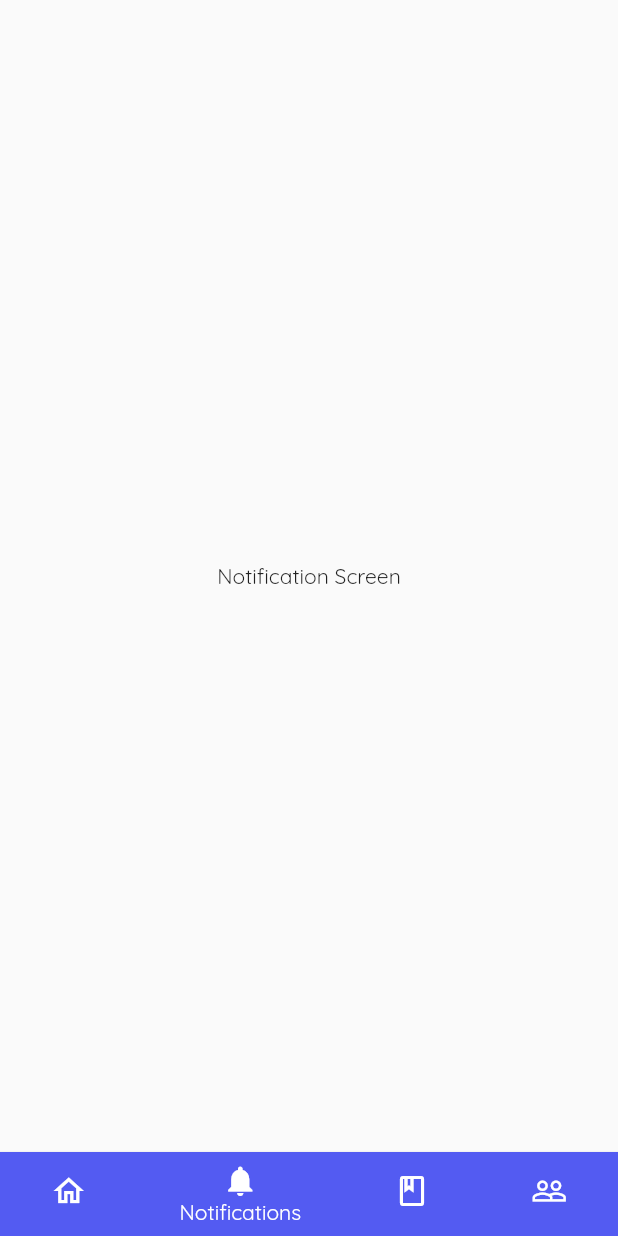
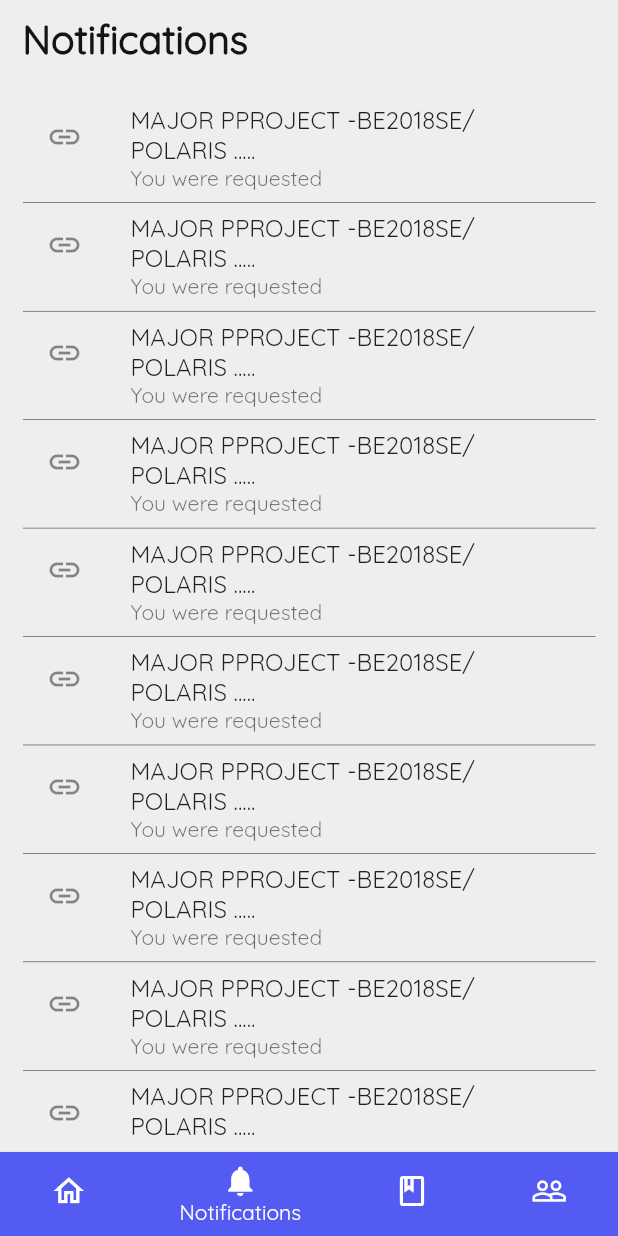
Before and after one commit to Polaris-Suite/polaris_suite_app, a Flutter app: the screen it shows after launch, item 2 of the bottom bar chosen, on a phone screen of 412 x 824 dp. Run offline on Flutter 3.47's test engine with Material 2 defaults, Android fonts, the phone set to English and light mode, and no system bars; our stand-ins replace another_flushbar, shared_preferences.

Commit message:
notification static page

```diff
--- a/lib/view/screens/home_screens.dart
+++ b/lib/view/screens/home_screens.dart
@@ -64,6 +64,7 @@
                           ],
                         )
                       : TextFormField(
+                          controller: _searchTextController,
                           decoration: InputDecoration(
                               border: const OutlineInputBorder(),
                               hintText: 'Search',
@@ -141,7 +142,7 @@
                   itemCount: 20,
                   separatorBuilder: (context, index) {
                     return Container(
-                      height: 0.5,
+                      height: 0.3,
                       width: MediaQuery.of(context).size.width,
                       color: Colors.black,
                     );
--- a/lib/view/screens/notification_screen.dart
+++ b/lib/view/screens/notification_screen.dart
@@ -1,4 +1,6 @@
 import 'package:flutter/material.dart';
+import 'package:polaris_suite_app/resources/dimensions/dimensions.dart';
+import 'package:polaris_suite_app/resources/styles/text_styles.dart';
 
 class NotificationScreen extends StatefulWidget {
   const NotificationScreen({super.key});
@@ -11,8 +13,60 @@
   @override
   Widget build(BuildContext context) {
     return Scaffold(
-      body: Center(
-        child: Text('Notification Screen'),
+      backgroundColor: Colors.grey.shade200,
+      body: SafeArea(
+        child: Padding(
+          padding: const EdgeInsets.symmetric(
+            horizontal: 15,
+            vertical: 10,
+          ),
+          child: SingleChildScrollView(
+            child: Column(
+              mainAxisAlignment: MainAxisAlignment.start,
+              crossAxisAlignment: CrossAxisAlignment.start,
+              children: [
+                //Header
+                Padding(
+                    padding: const EdgeInsets.symmetric(),
+                    child: Row(
+                      mainAxisAlignment: MainAxisAlignment.spaceBetween,
+                      children: [
+                        const Text(
+                          'Notifications',
+                          style: AppTextStyle.textH2,
+                        ),
+                      ],
+                    )),
+
+                vSizedBox2,
+                //RECENT
+                // const Text(
+                //   'RECENT',
+                //   style: AppTextStyle.textH3,
+                // ),
+                ListView.separated(
+                  shrinkWrap: true,
+                  physics: const NeverScrollableScrollPhysics(),
+                  itemCount: 20,
+                  separatorBuilder: (context, index) {
+                    return Container(
+                      height: 0.3,
+                      width: MediaQuery.of(context).size.width,
+                      color: Colors.black,
+                    );
+                  },
+                  itemBuilder: (context, index) {
+                    return ListTile(
+                      leading: Icon(Icons.link),
+                      title: Text('MAJOR PPROJECT -BE2018SE/ POLARIS .....'),
+                      subtitle: Text('You were requested'),
+                    );
+                  },
+                ),
+              ],
+            ),
+          ),
+        ),
       ),
     );
   }
```
